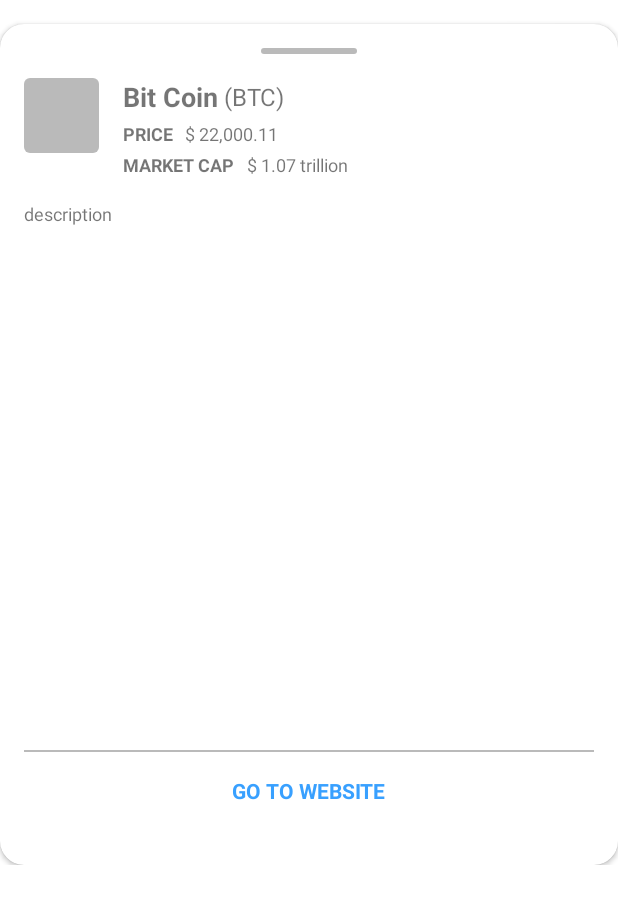
After one commit to pawatr/example-crypto-master, an Android app: the layout layout_coin_detail_bottom_sheet.xml on its own in the app's theme, with its tools: preview values and no code run, on a phone screen of 412 x 824 dp. The commit adds this screen. Shown: the top 904 px of the screen. Run offline under Robolectric (Android 15) with nearby library versions, the phone set to English and light mode, and no system bars; network calls fail.

Commit message:
can call API get coinDetail and display coinDetail in bottom sheet

```diff
--- a/app/src/main/AndroidManifest.xml
+++ b/app/src/main/AndroidManifest.xml
@@ -17,7 +17,7 @@
         android:theme="@style/Theme.CryptoMaster"
         tools:targetApi="31">
         <activity
-            android:name=".view.CoinsActivity"
+            android:name=".view.coins.CoinsActivity"
             android:exported="true">
             <intent-filter>
                 <action android:name="android.intent.action.MAIN" />
--- a/app/src/main/java/com/pawat/crypto/data/remote/ApiEndpoints.kt
+++ b/app/src/main/java/com/pawat/crypto/data/remote/ApiEndpoints.kt
@@ -11,10 +11,10 @@ interface ApiEndpoints {
     fun getCoins(@Query("limit") limit: Int,
                  @Query("offset") offset: Int): Call<CoinListResponse>
 
-    @GET("/coins")
+    @GET("/v2/coins")
     @FormUrlEncoded
     fun searchCoin(@Query("search") search: String) : Call<CoinListResponse>
 
-    @GET("/coin/{coin_uuid}")
-    fun getCoinDetail(@Query("coin_uuid") uuid: String) : Call<CoinResponse>
+    @GET("/v2/coin/{coin_uuid}")
+    fun getCoinDetail(@Path("coin_uuid") uuid: String) : Call<CoinResponse>
 }
--- a/app/src/main/java/com/pawat/crypto/di/UIModule.kt
+++ b/app/src/main/java/com/pawat/crypto/di/UIModule.kt
@@ -1,11 +1,13 @@
 package com.pawat.crypto.di
 
-import com.pawat.crypto.view.CoinsViewModel
+import com.pawat.crypto.view.coin.CoinDetailViewModel
+import com.pawat.crypto.view.coins.CoinsViewModel
 import org.koin.androidx.viewmodel.dsl.viewModel
 import org.koin.dsl.module
 
 object UIModule {
     val settingModule = module {
         viewModel { CoinsViewModel(get()) }
+        viewModel { CoinDetailViewModel(get()) }
     }
 }
--- a/app/src/main/java/com/pawat/crypto/view/CoinsViewModel.kt
+++ b/app/src/main/java/com/pawat/crypto/view/coins/CoinsViewModel.kt
@@ -1,4 +1,4 @@
-package com.pawat.crypto.view
+package com.pawat.crypto.view.coins
 
 import androidx.lifecycle.LiveData
 import androidx.lifecycle.MutableLiveData
--- /dev/null
+++ b/app/src/main/res/drawable/bg_grey.xml
@@ -0,0 +1,9 @@
+<?xml version="1.0" encoding="UTF-8"?>
+<shape xmlns:android="http://schemas.android.com/apk/res/android">
+    <solid android:color="@color/grey" />
+    <corners
+        android:bottomLeftRadius="4dp"
+        android:bottomRightRadius="4dp"
+        android:topLeftRadius="4dp"
+        android:topRightRadius="4dp" />
+</shape>
--- /dev/null
+++ b/app/src/main/res/layout/layout_coin_detail_bottom_sheet.xml
@@ -0,0 +1,158 @@
+<?xml version="1.0" encoding="utf-8"?>
+<androidx.constraintlayout.widget.ConstraintLayout xmlns:android="http://schemas.android.com/apk/res/android"
+    xmlns:app="http://schemas.android.com/apk/res-auto"
+    xmlns:tools="http://schemas.android.com/tools"
+    android:layout_width="match_parent"
+    android:layout_height="wrap_content"
+    android:layout_marginBottom="-16dp"
+    android:background="@color/transparent">
+
+    <androidx.cardview.widget.CardView
+        android:id="@+id/cardView"
+        android:layout_width="match_parent"
+        android:layout_height="wrap_content"
+        android:layout_marginTop="16dp"
+        app:cardBackgroundColor="@color/white"
+        app:cardCornerRadius="16dp"
+        app:cardPreventCornerOverlap="false"
+        app:layout_constraintBottom_toBottomOf="parent"
+        app:layout_constraintTop_toTopOf="parent">
+
+        <androidx.constraintlayout.widget.ConstraintLayout
+            android:layout_width="match_parent"
+            android:layout_height="wrap_content"
+            android:layout_marginBottom="24dp"
+            android:paddingStart="16dp"
+            android:paddingTop="16dp"
+            android:paddingEnd="16dp">
+
+            <View
+                android:id="@+id/dragView"
+                android:layout_width="64dp"
+                android:layout_height="4dp"
+                android:background="@drawable/bg_grey"
+                app:layout_constraintEnd_toEndOf="parent"
+                app:layout_constraintStart_toStartOf="parent"
+                app:layout_constraintTop_toTopOf="parent" />
+
+            <ImageView
+                android:id="@+id/coinDetailImg"
+                android:layout_width="50dp"
+                android:layout_height="50dp"
+                android:layout_marginTop="16dp"
+                app:layout_constraintStart_toStartOf="parent"
+                app:layout_constraintTop_toBottomOf="@+id/dragView"
+                tools:ignore="ContentDescription"
+                tools:src="@drawable/bg_grey" />
+
+            <TextView
+                android:id="@+id/coinDetailNameTv"
+                android:layout_width="wrap_content"
+                android:layout_height="wrap_content"
+                android:layout_marginStart="16dp"
+                android:layout_marginTop="16dp"
+                android:textSize="18sp"
+                android:textStyle="bold"
+                app:layout_constraintStart_toEndOf="@id/coinDetailImg"
+                app:layout_constraintTop_toBottomOf="@+id/dragView"
+                tools:text="Bit Coin" />
+
+            <TextView
+                android:id="@+id/coinDetailSymbolTv"
+                android:layout_width="wrap_content"
+                android:layout_height="wrap_content"
+                android:layout_marginStart="4dp"
+                android:textSize="16sp"
+                app:layout_constraintBottom_toBottomOf="@+id/coinDetailNameTv"
+                app:layout_constraintStart_toEndOf="@id/coinDetailNameTv"
+                app:layout_constraintTop_toTopOf="@+id/coinDetailNameTv"
+                tools:text="(BTC)" />
+
+            <TextView
+                android:id="@+id/coinDetailPriceTitle"
+                android:layout_width="wrap_content"
+                android:layout_height="wrap_content"
+                android:layout_marginStart="16dp"
+                android:layout_marginTop="4dp"
+                android:text="@string/title_price"
+                android:textSize="12sp"
+                android:textStyle="bold"
+                app:layout_constraintStart_toEndOf="@id/coinDetailImg"
+                app:layout_constraintTop_toBottomOf="@+id/coinDetailNameTv" />
+
+            <TextView
+                android:id="@+id/coinDetailPriceTv"
+                android:layout_width="wrap_content"
+                android:layout_height="wrap_content"
+                android:layout_marginStart="8dp"
+                android:textSize="12sp"
+                app:layout_constraintBottom_toBottomOf="@+id/coinDetailPriceTitle"
+                app:layout_constraintStart_toEndOf="@id/coinDetailPriceTitle"
+                app:layout_constraintTop_toTopOf="@id/coinDetailPriceTitle"
+                tools:text="$ 22,000.11" />
+
+            <TextView
+                android:id="@+id/coinDetailMarketCapTitle"
+                android:layout_width="wrap_content"
+                android:layout_height="wrap_content"
+                android:layout_marginStart="16dp"
+                android:layout_marginTop="4dp"
+                android:text="@string/title_market_cap"
+                android:textSize="12sp"
+                android:textStyle="bold"
+                app:layout_constraintStart_toEndOf="@id/coinDetailImg"
+                app:layout_constraintTop_toBottomOf="@+id/coinDetailPriceTv" />
+
+            <TextView
+                android:id="@+id/coinDetailMarketCapTv"
+                android:layout_width="wrap_content"
+                android:layout_height="wrap_content"
+                android:layout_marginStart="8dp"
+                android:textSize="12sp"
+                app:layout_constraintBottom_toBottomOf="@+id/coinDetailMarketCapTitle"
+                app:layout_constraintStart_toEndOf="@id/coinDetailMarketCapTitle"
+                app:layout_constraintTop_toTopOf="@id/coinDetailMarketCapTitle"
+                tools:text="$ 1.07 trillion" />
+
+            <androidx.core.widget.NestedScrollView
+                android:id="@+id/coinDetailScrollView"
+                android:layout_width="match_parent"
+                android:layout_height="350dp"
+                android:layout_marginTop="16dp"
+                app:layout_constraintTop_toBottomOf="@+id/coinDetailMarketCapTv">
+
+                <TextView
+                    android:id="@+id/coinDetailDescriptionTv"
+                    android:layout_width="match_parent"
+                    android:layout_height="wrap_content"
+                    android:textSize="12sp"
+                    tools:text="description" />
+            </androidx.core.widget.NestedScrollView>
+
+            <View
+                android:id="@+id/line"
+                android:layout_width="match_parent"
+                android:layout_height="1dp"
+                android:layout_marginTop="16dp"
+                android:background="@color/grey"
+                app:layout_constraintEnd_toEndOf="parent"
+                app:layout_constraintStart_toStartOf="parent"
+                app:layout_constraintTop_toBottomOf="@+id/coinDetailScrollView" />
+
+            <TextView
+                android:id="@+id/gotoWebSiteTv"
+                android:layout_width="wrap_content"
+                android:layout_height="match_parent"
+                android:layout_margin="16dp"
+                android:text="@string/go_to_website"
+                android:textColor="@color/button_primary"
+                android:textStyle="bold"
+                app:layout_constraintBottom_toBottomOf="parent"
+                app:layout_constraintEnd_toEndOf="parent"
+                app:layout_constraintStart_toStartOf="parent"
+                app:layout_constraintTop_toBottomOf="@+id/line" />
+
+        </androidx.constraintlayout.widget.ConstraintLayout>
+
+    </androidx.cardview.widget.CardView>
+</androidx.constraintlayout.widget.ConstraintLayout>
--- a/app/src/main/res/values/colors.xml
+++ b/app/src/main/res/values/colors.xml
@@ -13,4 +13,6 @@
     <color name="text_secondary">#999999</color>
     <color name="green">#13BC24</color>
     <color name="red">#F82D2D</color>
+    <color name="transparent">#00ffffff</color>
+    <color name="button_primary">#38A0FF</color>
 </resources>
--- a/app/src/main/res/values/strings.xml
+++ b/app/src/main/res/values/strings.xml
@@ -1,4 +1,8 @@
 <resources>
     <string name="app_name">CryptoMaster</string>
     <string name="format_price" formatted="false">$%.5f</string>
+    <string name="title_price">PRICE</string>
+    <string name="title_market_cap">MARKET CAP</string>
+    <string name="go_to_website">GO TO WEBSITE</string>
+    <string name="title_coins">Buy, sell and hold crypto</string>
 </resources>
```
Also changed, not shown: app/src/main/java/com/pawat/crypto/data/repository/CoinRepository.kt (+8 -0 lines), app/src/main/java/com/pawat/crypto/view/CoinsActivity.kt (deleted, +0 -43 lines), app/src/main/java/com/pawat/crypto/view/coin/CoinDetailBottomSheet.kt (added, +39 -0 lines), app/src/main/java/com/pawat/crypto/view/coin/CoinDetailViewModel.kt (added, +36 -0 lines), app/src/main/java/com/pawat/crypto/view/coins/CoinsActivity.kt (added, +120 -0 lines), app/src/main/java/com/pawat/crypto/view/coins/CoinsAdapter.kt (renamed from app/src/main/java/com/pawat/crypto/view/CoinsAdapter.kt, +11 -1 lines), app/src/main/java/com/pawat/crypto/view/coins/listener/CoinsAdapterListener.kt (added, +7 -0 lines), app/src/main/res/layout/activity_coins.xml (added, +46 -0 lines), app/src/main/res/layout/activity_main.xml (deleted, +0 -14 lines).
